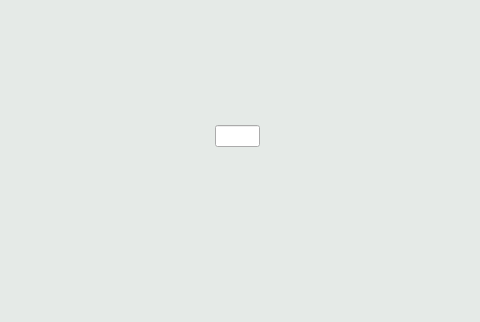
joshuawootonn/time-track, file Source/Time Track/mainform.ui: the form before one commit; both pictures show x 400 to 880 and y 183 to 505 of the 1280 by 720 pixel window.
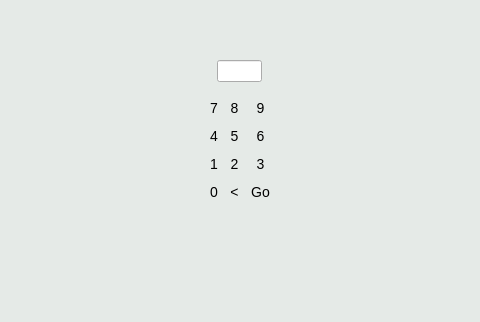
The form after the commit. The open tabs and pages were chosen to show the change. Icons and pictures are not drawn.

What changed in the file:
```diff
--- a/Source/Time Track/mainform.ui
+++ b/Source/Time Track/mainform.ui
@@ -149,26 +149,6 @@
 </string>
       </property>
       <layout class="QGridLayout" name="gridLayout_16">
-       <item row="3" column="1" rowspan="2" colspan="2">
-        <widget class="QLabel" name="passLabel">
-         <property name="text">
-          <string/>
-         </property>
-        </widget>
-       </item>
-       <item row="6" column="1">
-        <spacer name="verticalSpacer_4">
-         <property name="orientation">
-          <enum>Qt::Vertical</enum>
-         </property>
-         <property name="sizeHint" stdset="0">
-          <size>
-           <width>20</width>
-           <height>40</height>
-          </size>
-         </property>
-        </spacer>
-       </item>
        <item row="1" column="1">
         <layout class="QHBoxLayout" name="horizontalLayout_13">
          <property name="sizeConstraint">
@@ -224,6 +204,32 @@
          </property>
         </spacer>
        </item>
+       <item row="1" column="0">
+        <spacer name="horizontalSpacer_9">
+         <property name="orientation">
+          <enum>Qt::Horizontal</enum>
+         </property>
+         <property name="sizeHint" stdset="0">
+          <size>
+           <width>40</width>
+           <height>20</height>
+          </size>
+         </property>
+        </spacer>
+       </item>
+       <item row="7" column="1">
+        <spacer name="verticalSpacer_4">
+         <property name="orientation">
+          <enum>Qt::Vertical</enum>
+         </property>
+         <property name="sizeHint" stdset="0">
+          <size>
+           <width>20</width>
+           <height>40</height>
+          </size>
+         </property>
+        </spacer>
+       </item>
        <item row="1" column="3">
         <spacer name="horizontalSpacer_10">
          <property name="orientation">
@@ -237,13 +243,110 @@
          </property>
         </spacer>
        </item>
-       <item row="5" column="1">
+       <item row="6" column="1">
         <widget class="QPushButton" name="basicPageConnect">
          <property name="text">
           <string/>
          </property>
         </widget>
        </item>
+       <item row="3" column="1">
+        <widget class="QLabel" name="passLabel">
+         <property name="text">
+          <string/>
+         </property>
+        </widget>
+       </item>
+       <item row="2" column="1">
+        <widget class="QWidget" name="loginNumPad" native="true">
+         <layout class="QGridLayout" name="gridLayout_17">
+          <item row="0" column="0">
+           <widget class="QPushButton" name="Login7">
+            <property name="text">
+             <string>7</string>
+            </property>
+           </widget>
+          </item>
+          <item row="0" column="1">
+           <widget class="QPushButton" name="Login8">
+            <property name="text">
+             <string>8</string>
+            </property>
+           </widget>
+          </item>
+          <item row="3" column="0">
+           <widget class="QPushButton" name="Login1">
+            <property name="text">
+             <string>1</string>
+            </property>
+           </widget>
+          </item>
+          <item row="1" column="0">
+           <widget class="QPushButton" name="Login4">
+            <property name="text">
+             <string>4</string>
+            </property>
+           </widget>
+          </item>
+          <item row="1" column="1">
+           <widget class="QPushButton" name="Login5">
+            <property name="text">
+             <string>5</string>
+            </property>
+           </widget>
+          </item>
+          <item row="3" column="1">
+           <widget class="QPushButton" name="Login2">
+            <property name="text">
+             <string>2</string>
+            </property>
+           </widget>
+          </item>
+          <item row="0" column="2">
+           <widget class="QPushButton" name="Login9">
+            <property name="text">
+             <string>9</string>
+            </property>
+           </widget>
+          </item>
+          <item row="1" column="2">
+           <widget class="QPushButton" name="Login6">
+            <property name="text">
+             <string>6</string>
+            </property>
+           </widget>
+          </item>
+          <item row="3" column="2">
+           <widget class="QPushButton" name="Login3">
+            <property name="text">
+             <string>3</string>
+            </property>
+           </widget>
+          </item>
+          <item row="4" column="0">
+           <widget class="QPushButton" name="Login0">
+            <property name="text">
+             <string>0</string>
+            </property>
+           </widget>
+          </item>
+          <item row="4" column="1">
+           <widget class="QPushButton" name="LoginBack">
+            <property name="text">
+             <string>&lt;</string>
+            </property>
+           </widget>
+          </item>
+          <item row="4" column="2">
+           <widget class="QPushButton" name="LoginGo">
+            <property name="text">
+             <string>Go</string>
+            </property>
+           </widget>
+          </item>
+         </layout>
+        </widget>
+       </item>
       </layout>
      </widget>
      <widget class="QWidget" name="basicPage">
```
Left out of the diff: 17 changed lines with no effect on the pictures.
